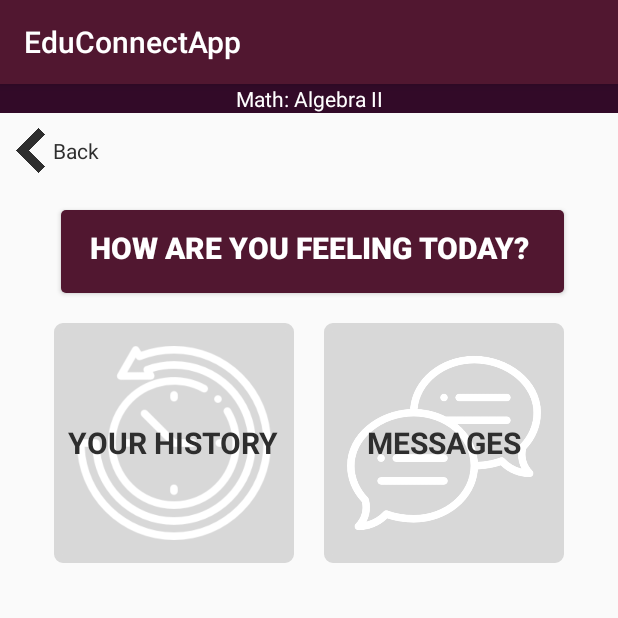
After one commit to educonnect-194h/EduConnect, an Android app: the StudentDashboardActivity screen opened directly, with no data from a screen before it, on a phone screen of 412 x 824 dp, the top half of it. The commit adds this screen. Run offline under Robolectric (Android 15) with nearby library versions, the phone set to English and light mode, and no system bars.

Commit message:
added student dashboard

```diff
--- a/EduConnectApp/app/src/main/AndroidManifest.xml
+++ b/EduConnectApp/app/src/main/AndroidManifest.xml
@@ -18,7 +18,8 @@
                 <category android:name="android.intent.category.LAUNCHER" />
             </intent-filter>
         </activity>
-        <activity android:name=".ClassListActivity"></activity>
+        <activity android:name=".ClassListActivity" />
+        <activity android:name=".StudentDashboardActivity"></activity>
     </application>
 
 </manifest>
--- /dev/null
+++ b/EduConnectApp/app/src/main/java/edu/stanford/cs147/educonnectapp/StudentDashboardActivity.java
@@ -0,0 +1,13 @@
+package edu.stanford.cs147.educonnectapp;
+
+import android.support.v7.app.AppCompatActivity;
+import android.os.Bundle;
+
+public class StudentDashboardActivity extends AppCompatActivity {
+
+    @Override
+    protected void onCreate(Bundle savedInstanceState) {
+        super.onCreate(savedInstanceState);
+        setContentView(R.layout.activity_student_dashboard);
+    }
+}
--- /dev/null
+++ b/EduConnectApp/app/src/main/res/drawable/dashboard_button_available.xml
@@ -0,0 +1,10 @@
+<?xml version="1.0" encoding="utf-8"?>
+<layer-list xmlns:android="http://schemas.android.com/apk/res/android"
+    android:shape="rectangle">
+<item android:left="5dp" android:top="5dp">
+    <shape>
+        <corners android:radius="3dip" />
+        <solid android:color="#511730" />
+    </shape>
+</item>
+</layer-list>
--- /dev/null
+++ b/EduConnectApp/app/src/main/res/drawable/dashboard_button_unavailable.xml
@@ -0,0 +1,11 @@
+<?xml version="1.0" encoding="utf-8"?>
+<shape xmlns:android="http://schemas.android.com/apk/res/android"
+    android:shape="rectangle" >
+
+    <solid android:color="#d8d8d8"/>
+
+    <stroke
+        android:width="5dp"
+        android:color="#d8d8d8"/>
+    <corners android:radius="3dip"/>
+</shape>
--- /dev/null
+++ b/EduConnectApp/app/src/main/res/layout/activity_student_dashboard.xml
@@ -0,0 +1,132 @@
+<?xml version="1.0" encoding="utf-8"?>
+<android.support.constraint.ConstraintLayout xmlns:android="http://schemas.android.com/apk/res/android"
+    xmlns:app="http://schemas.android.com/apk/res-auto"
+    xmlns:tools="http://schemas.android.com/tools"
+    android:layout_width="match_parent"
+    android:layout_height="match_parent"
+    tools:context="edu.stanford.cs147.educonnectapp.StudentDashboardActivity">
+
+     <RelativeLayout
+            android:layout_width="match_parent"
+            android:layout_height="match_parent"
+            android:orientation="vertical">
+
+            <TextView
+                android:id="@+id/classLabel"
+                android:layout_width="match_parent"
+                android:layout_height="wrap_content"
+                android:text="Math: Algebra II"
+                android:background="#320A28"
+                android:gravity="center_horizontal"
+                android:textColor="#fff"/>
+
+            <LinearLayout
+                android:id="@+id/backArrow"
+                android:layout_width="wrap_content"
+                android:layout_height="wrap_content"
+                android:layout_below="@+id/classLabel"
+                android:layout_marginTop="10dp"
+                android:layout_marginLeft="5dp">
+
+                <Button
+                    android:layout_width="30dp"
+                    android:layout_height="30dp"
+                    android:background="@drawable/back_arrow"
+                    android:backgroundTint="#2e2e2e"/>
+
+                <TextView
+                    android:layout_width="wrap_content"
+                    android:layout_height="wrap_content"
+                    android:text="Back"
+                    android:textColor="#2e2e2e"/>
+            </LinearLayout>
+
+            <!-- FEELINGS BUTTON -->
+
+            <Button
+                android:layout_below="@+id/backArrow"
+                android:id="@+id/feelingsButton"
+                android:layout_width="340dp"
+                android:layout_height="60dp"
+                android:layout_margin="20dp"
+                android:layout_centerHorizontal="true"
+                android:text="How are you feeling today?"
+                android:textStyle="bold"
+                android:textColor="#ffffff"
+                android:background="@drawable/dashboard_button_available"
+                android:textSize="20dp" />
+
+            <LinearLayout xmlns:android="http://schemas.android.com/apk/res/android"
+                android:id="@+id/appentry"
+                android:orientation="horizontal"
+                android:layout_width="wrap_content"
+                android:layout_height="wrap_content"
+                android:layout_below="@+id/feelingsButton"
+                android:layout_centerHorizontal="true">
+
+                <!-- YOUR HISTORY BUTTON -->
+
+                <RelativeLayout
+                    android:layout_width="wrap_content"
+                    android:layout_height="wrap_content"
+                    android:layout_gravity="center_horizontal">
+
+                    <ImageButton
+                        android:id="@+id/historyButton"
+                        android:layout_width="160dp"
+                        android:layout_height="160dp"
+                        android:background="@drawable/dashboard_button_unavailable"
+                        android:layout_marginRight="10dp"
+                        android:layout_marginLeft="10dp"
+                        android:padding="15dp"
+                        android:src="@drawable/history"
+                        android:tint="#ffffff"
+                        android:scaleType="fitCenter"/>
+
+                    <TextView
+                        android:layout_width="wrap_content"
+                        android:layout_height="wrap_content"
+                        android:text="YOUR HISTORY"
+                        android:textColor="#2e2e2e"
+                        android:textStyle="bold"
+                        android:textSize="20dp"
+                        android:layout_centerHorizontal="true"
+                        android:layout_centerVertical="true"/>
+
+                </RelativeLayout>
+
+                <!-- MESSAGES BUTTON -->
+
+                <RelativeLayout
+                    android:layout_width="wrap_content"
+                    android:layout_height="wrap_content"
+                    android:gravity="center">
+
+                    <ImageButton
+                        android:id="@+id/messagesButton"
+                        android:layout_width="160dp"
+                        android:layout_height="160dp"
+                        android:background="@drawable/dashboard_button_unavailable"
+                        android:layout_marginRight="10dp"
+                        android:layout_marginLeft="10dp"
+                        android:padding="15dp"
+                        android:src="@drawable/messages"
+                        android:tint="#ffffff"
+                        android:scaleType="fitCenter"/>
+
+                    <TextView
+                        android:layout_width="wrap_content"
+                        android:layout_height="wrap_content"
+                        android:text="MESSAGES"
+                        android:textColor="#2e2e2e"
+                        android:textStyle="bold"
+                        android:textSize="20dp"
+                        android:layout_centerHorizontal="true"
+                        android:layout_centerVertical="true"/>
+
+                </RelativeLayout>
+            </LinearLayout>
+
+        </RelativeLayout>
+
+</android.support.constraint.ConstraintLayout>
--- a/EduConnectApp/app/src/main/res/values/colors.xml
+++ b/EduConnectApp/app/src/main/res/values/colors.xml
@@ -1,6 +1,7 @@
 <?xml version="1.0" encoding="utf-8"?>
 <resources>
-    <color name="colorPrimary">#3F51B5</color>
-    <color name="colorPrimaryDark">#303F9F</color>
-    <color name="colorAccent">#FF4081</color>
+    <color name="colorPrimary">#511730</color>
+    <color name="colorPrimaryDark">#320A28</color>
+    <color name="lightGray">#d8d8d8</color>
+    <color name="darkGray">#2e2e2e</color>
 </resources>
--- a/EduConnectApp/app/src/main/res/values/dimens.xml
+++ b/EduConnectApp/app/src/main/res/values/dimens.xml
@@ -2,4 +2,5 @@
     <!-- Default screen margins, per the Android Design guidelines. -->
     <dimen name="activity_horizontal_margin">16dp</dimen>
     <dimen name="activity_vertical_margin">16dp</dimen>
+    <dimen name="fab_margin">16dp</dimen>
 </resources>
--- a/EduConnectApp/app/src/main/res/values/strings.xml
+++ b/EduConnectApp/app/src/main/res/values/strings.xml
@@ -3,4 +3,5 @@
     <string name="title_home">Home</string>
     <string name="title_dashboard">Dashboard</string>
     <string name="title_notifications">Notifications</string>
+    <string name="title_activity_student_dashboard">StudentDashboardActivity</string>
 </resources>
--- a/EduConnectApp/app/src/main/res/values/styles.xml
+++ b/EduConnectApp/app/src/main/res/values/styles.xml
@@ -13,4 +13,13 @@
         <item name="android:textColor">#ffffffff</item>
     </style>
 
+    <style name="AppTheme.NoActionBar">
+        <item name="windowActionBar">false</item>
+        <item name="windowNoTitle">true</item>
+    </style>
+
+    <style name="AppTheme.AppBarOverlay" parent="ThemeOverlay.AppCompat.Dark.ActionBar" />
+
+    <style name="AppTheme.PopupOverlay" parent="ThemeOverlay.AppCompat.Light" />
+
 </resources>
```
Also changed, not shown: EduConnectApp/app/src/main/res/drawable/back_arrow.png (added), EduConnectApp/app/src/main/res/drawable/history.png (added), EduConnectApp/app/src/main/res/drawable/messages.png (added).
